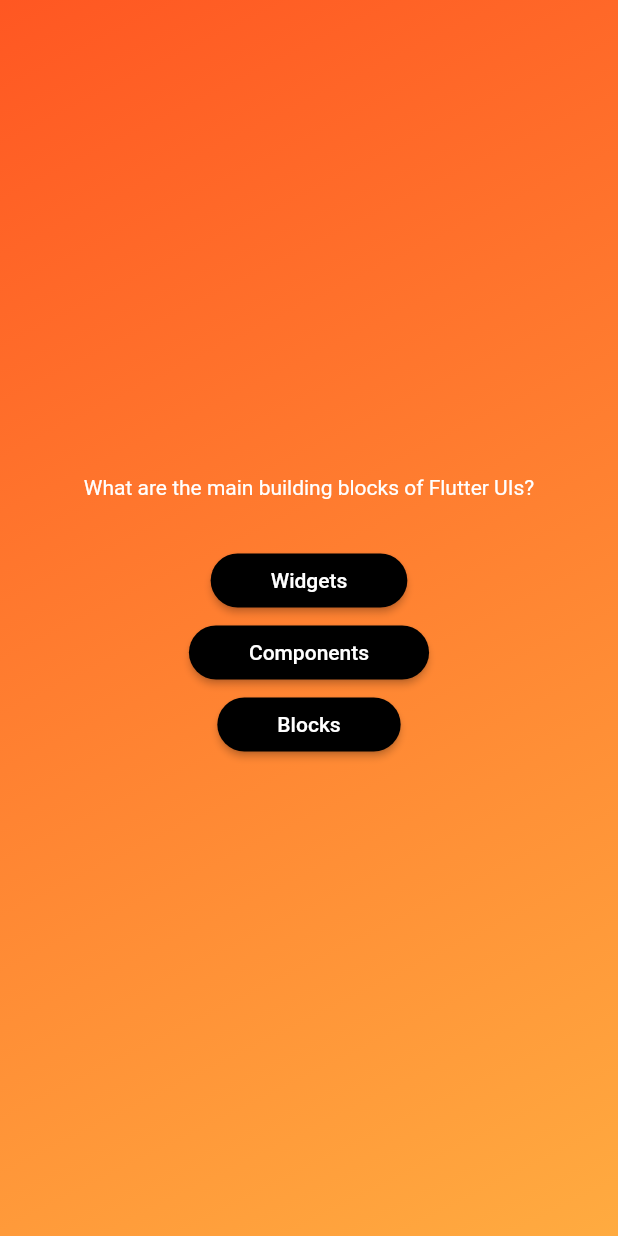
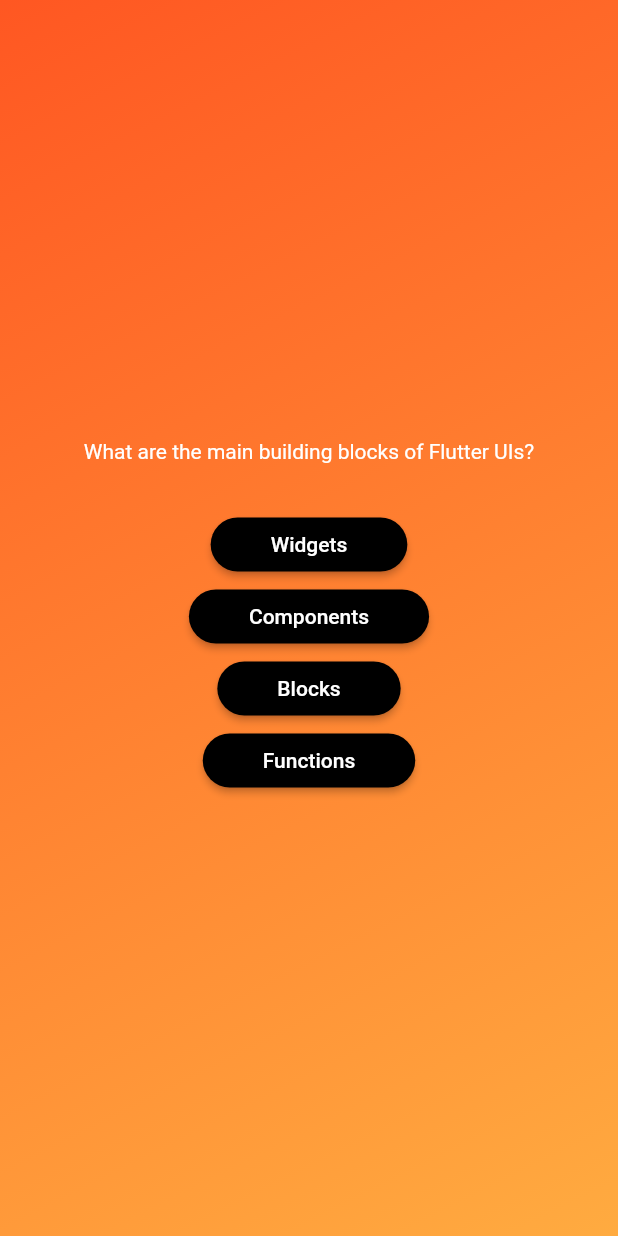
Before and after one commit to PC3961/quiz_app, a Flutter app: the screen it shows after launch, after a tap on "Start Quiz", on a phone screen of 412 x 824 dp. Run offline on Flutter 3.47's test engine with Material 2 defaults, Android fonts, the phone set to English and light mode, and no system bars.

Commit message:
Mapping lists and spread Operator

```diff
--- a/lib/questions_screen.dart
+++ b/lib/questions_screen.dart
@@ -25,9 +25,9 @@ class _QuestionsScreenState extends State<QuestionsScreen> {
           ),
         ),
         const SizedBox(height: 30),
-        AnswerButton(answerText: currentQuestion.answers[0], onTap: () {}),
-        AnswerButton(answerText: currentQuestion.answers[1], onTap: () {}),
-        AnswerButton(answerText: currentQuestion.answers[2], onTap: () {}),
+        ...currentQuestion.answers.map((answer) {
+          return AnswerButton(answerText: answer, onTap: () {});
+        }),
       ]),
     );
   }
```
